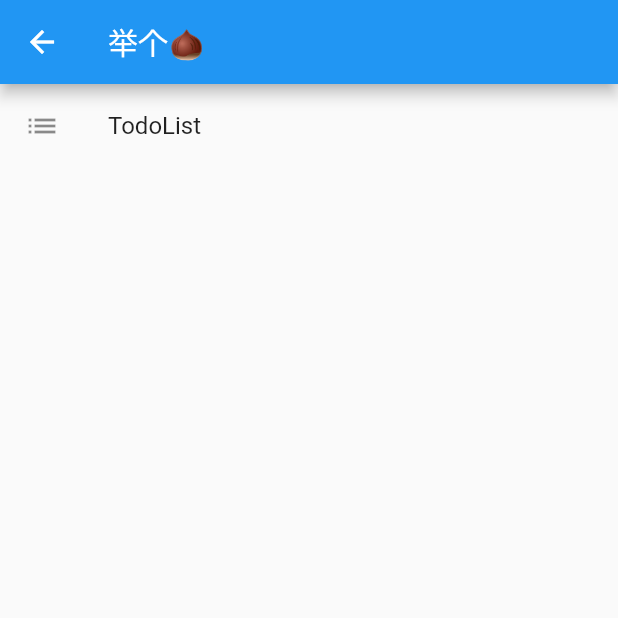
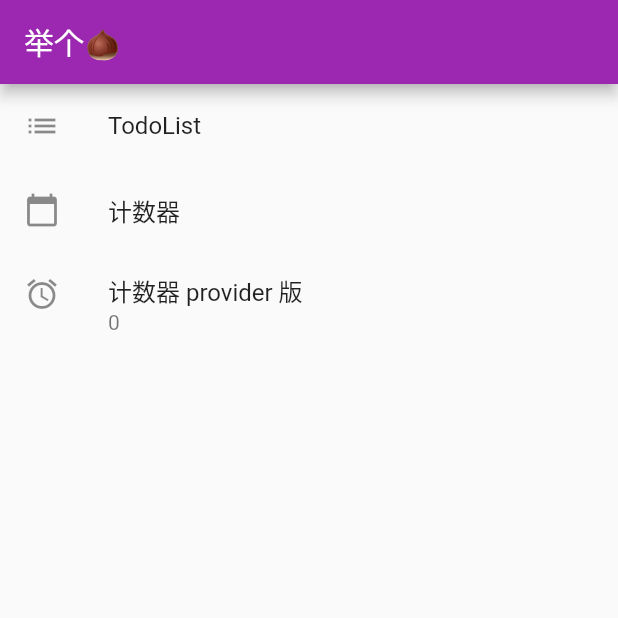
Before and after one commit to MasterShu/FlutterMovies, a Flutter app: the screen it shows after launch, after a tap on "小李子", on a phone screen of 412 x 824 dp, the top half of it. Run offline on Flutter 3.47's test engine with Material 2 defaults, Android fonts, the phone set to English and light mode, and no system bars; our stand-ins replace dio.

Commit message:
add provider && refactoring project add package provider to manage state move counter package form lib to lib/demo

```diff
--- /dev/null
+++ b/lib/demo/counter/counterModel.dart
@@ -0,0 +1,12 @@
+import 'package:flutter/material.dart';
+
+class CounterModel with ChangeNotifier {
+  int _value = 0;
+
+  int get value => _value;
+
+  void increment() {
+    _value++;
+    notifyListeners();
+  }
+}
--- a/lib/demo/demo.dart
+++ b/lib/demo/demo.dart
@@ -1,24 +1,60 @@
 import 'package:flutter/cupertino.dart';
 import 'package:flutter/material.dart';
-import 'package:flutter_movies/demo/todolist.dart';
+import 'package:provider/provider.dart';
+
+import 'todolist.dart';
+import 'counter/counterModel.dart';
+import 'counter/counterProView.dart';
+import 'counter/counterView.dart';
 
 class Demo extends StatelessWidget {
+  @override
+  Widget build(BuildContext context) {
+    return ChangeNotifierProvider.value(
+        value: CounterModel(),
+        child: MaterialApp(
+          title: 'Flutter Demo',
+          theme: ThemeData(
+            primarySwatch: Colors.purple,
+          ),
+          home: DemoPage(),
+        ));
+  }
+}
 
+class DemoPage extends StatelessWidget {
   static final todoList = (context) => ListTile(
-    title: Text('TodoList'),
-    leading: Icon(Icons.list),
-    onTap: () => Navigator.push(context,
-      MaterialPageRoute(builder: (context) => TodoList())
-    ),
-  );
+        title: Text('TodoList'),
+        leading: Icon(Icons.list),
+        onTap: () => Navigator.push(
+            context, MaterialPageRoute(builder: (context) => TodoList())),
+      );
+  static final counter = (context) => ListTile(
+        leading: Icon(Icons.calendar_today),
+        title: Text('计数器'),
+        onTap: () => Navigator.push(
+            context, MaterialPageRoute(builder: (context) => CounterView())),
+      );
+  final counterPro = (context) => ListTile(
+        leading: Icon(Icons.alarm),
+        title: Text('计数器 provider 版'),
+        onTap: () => Navigator.push(
+            context, MaterialPageRoute(builder: (context) => CounterProView())),
+        subtitle: Consumer<CounterModel>(
+            builder: (context, CounterModel _counter, _) =>
+                Text('${_counter.value}')),
+      );
 
   @override
   Widget build(BuildContext context) {
+    // TODO: implement build
     return Scaffold(
       appBar: AppBar(title: Text('举个🌰')),
       body: ListView(
         children: <Widget>[
-          todoList(context)
+          todoList(context),
+          counter(context),
+          counterPro(context)
         ],
       ),
     );
--- a/lib/main.dart
+++ b/lib/main.dart
@@ -1,6 +1,7 @@
 import 'package:flutter/material.dart';
-import 'package:flutter_movies/demo/demo.dart';
-import 'counter/counterView.dart';
+import 'demo/counter/counterModel.dart';
+import 'demo/demo.dart';
+import 'package:provider/provider.dart';
 
 void main() => runApp(MyApp());
 
@@ -8,7 +9,9 @@ class MyApp extends StatelessWidget {
   // This widget is the root of your application.
   @override
   Widget build(BuildContext context) {
-    return MaterialApp(
+    return ChangeNotifierProvider.value(
+        value: CounterModel(),
+        child: MaterialApp(
           title: 'Flutter Demo',
           theme: ThemeData(
             // This is the theme of your application.
@@ -18,18 +21,18 @@ class MyApp extends StatelessWidget {
             // changing the primarySwatch below to Colors.green and then invoke
             // "hot reload" (press "r" in the console where you ran "flutter run",
             // or simply save your changes to "hot reload" in a Flutter IDE).
-        // Notice that the counter didn't reset back to zero; the application
+            // Notice that the demo.counter didn't reset back to zero; the application
             // is not restarted.
             primarySwatch: Colors.blue,
           ),
           home: MyHomePage(),
-    );
+        ));
   }
 }
+
 class MyHomePage extends StatelessWidget {
   @override
   Widget build(BuildContext context) {
-    // TODO: implement build
     return Scaffold(
       appBar: AppBar(
         title: Text('Super Flutter'),
@@ -37,21 +40,16 @@ class MyHomePage extends StatelessWidget {
       body: Center(
         child: ListView(
           children: <Widget>[
-            ListTile(
-              leading: Icon(Icons.calendar_today),
-              title: Text('计数器'),
-              onTap: () => Navigator.push(context, MaterialPageRoute(builder: (context) => CounterView(title: 'Counter',))),
-            ),
             ListTile(leading: Icon(Icons.movie), title: Text('影院')),
             ListTile(
               leading: Icon(Icons.present_to_all),
               title: Text('小李子'),
-              onTap: () => Navigator.push(context, MaterialPageRoute(builder: (context) => Demo())),
+              onTap: () => Navigator.push(
+                  context, MaterialPageRoute(builder: (context) => Demo())),
             ),
           ],
         ),
       ),
     );
   }
-
 }
```
Also changed, not shown: lib/demo/counter/counterProView.dart (added, +46 -0 lines), lib/demo/counter/counterView.dart (renamed from lib/counter/counterView.dart, +5 -7 lines), pubspec.yaml (+2 -6 lines), lib/demo/counter/counter.dart (renamed from lib/counter/counter.dart), 2 other files. Lines whose indentation alone changed are shown as unchanged.
